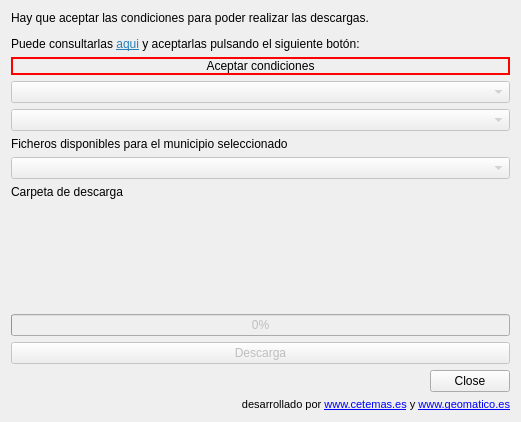
geomatico/qgis-sigpac, file ui/main_window.ui: the form before one commit.
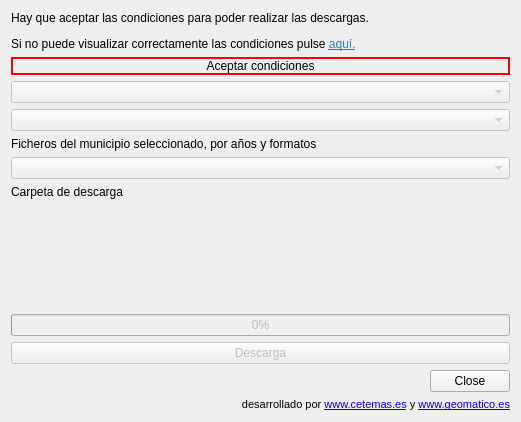
The form after the commit. Custom widgets are drawn as their Qt base class.

What changed in the file:
```diff
--- a/ui/main_window.ui
+++ b/ui/main_window.ui
@@ -26,7 +26,7 @@
       <enum>Qt::LeftToRight</enum>
      </property>
      <property name="text">
-      <string>&lt;html&gt;&lt;head/&gt;&lt;body&gt;&lt;p&gt;Hay que aceptar las condiciones para poder realizar las descargas. &lt;/p&gt;&lt;p&gt;Puede consultarlas &lt;a href=&quot;https://www.fega.gob.es/orig/pdfs/20201215_Licencia_SIGPAC_Servicio_Descarga.pdf&quot;&gt;&lt;span style=&quot; text-decoration: underline; color:#2980b9;&quot;&gt;aqui&lt;/span&gt;&lt;/a&gt; y aceptarlas pulsando el siguiente botón: &lt;/p&gt;&lt;/body&gt;&lt;/html&gt;</string>
+      <string>&lt;html&gt;&lt;head/&gt;&lt;body&gt;&lt;p&gt;Hay que aceptar las condiciones para poder realizar las descargas. &lt;/p&gt;&lt;p&gt;Si no puede visualizar correctamente las condiciones pulse &lt;a href=&quot;https://www.fega.gob.es/orig/pdfs/20201215_Licencia_SIGPAC_Servicio_Descarga.pdf&quot;&gt;&lt;span style=&quot; text-decoration: underline; color:#2980b9;&quot;&gt;aquí.&lt;/span&gt;&lt;/a&gt;&lt;/p&gt;&lt;/body&gt;&lt;/html&gt;</string>
      </property>
      <property name="textFormat">
       <enum>Qt::AutoText</enum>
@@ -60,7 +60,7 @@
    <item>
     <widget class="QLabel" name="label">
      <property name="text">
-      <string>Ficheros disponibles para el municipio seleccionado</string>
+      <string>Ficheros del municipio seleccionado, por años y formatos</string>
      </property>
     </widget>
    </item>
```
